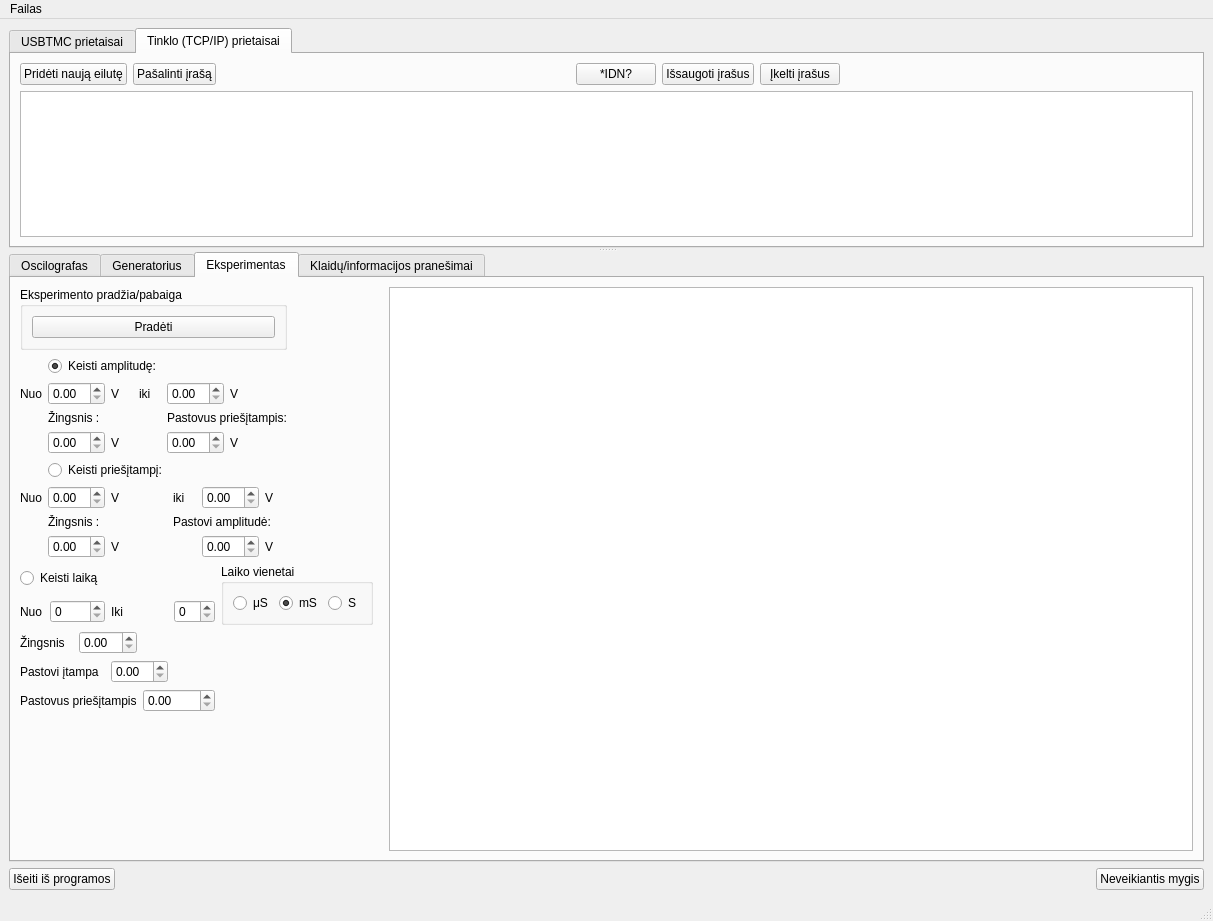
Old version of the form UIfiles/GUIThread.ui in the repository userIsTaken/TryUSB.
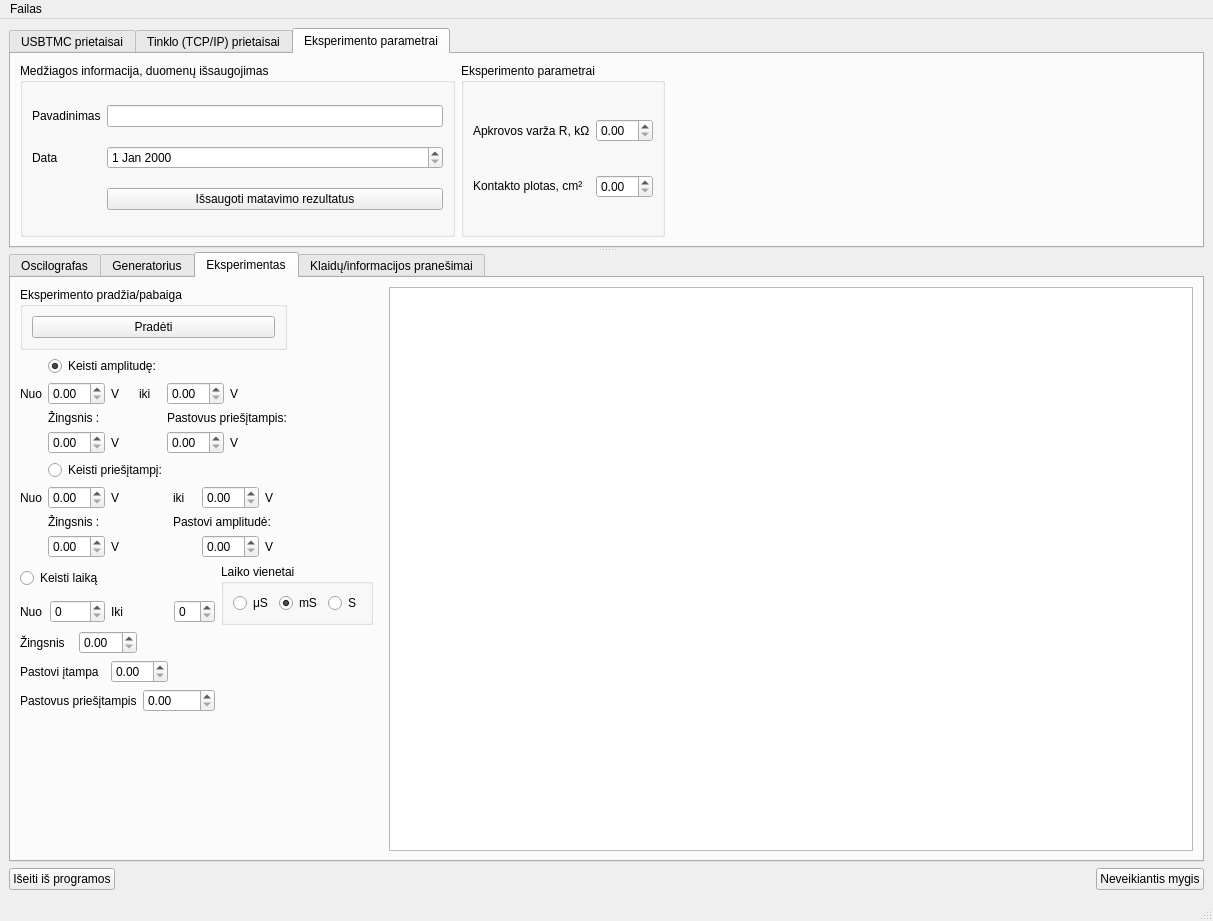
New version of the form. Icons and pictures are not drawn. Custom widgets are drawn as their Qt base class.

Commit message: GUI for parameter sweep

Patch:
```diff
--- a/UIfiles/GUIThread.ui
+++ b/UIfiles/GUIThread.ui
@@ -67,7 +67,7 @@
         </size>
        </property>
        <property name="currentIndex">
-        <number>1</number>
+        <number>2</number>
        </property>
        <widget class="QWidget" name="usbtmcTab">
         <attribute name="title">
@@ -316,6 +316,91 @@
          </item>
         </layout>
        </widget>
+       <widget class="QWidget" name="experimentParametersTabPage">
+        <attribute name="title">
+         <string>Eksperimento parametrai</string>
+        </attribute>
+        <layout class="QGridLayout" name="gridLayout_28">
+         <item row="0" column="0">
+          <widget class="QGroupBox" name="groupBox_7">
+           <property name="title">
+            <string>Medžiagos informacija, duomenų išsaugojimas</string>
+           </property>
+           <layout class="QGridLayout" name="gridLayout_26">
+            <item row="0" column="0">
+             <widget class="QLabel" name="label_28">
+              <property name="text">
+               <string>Pavadinimas</string>
+              </property>
+             </widget>
+            </item>
+            <item row="0" column="1">
+             <widget class="QLineEdit" name="lineEdit"/>
+            </item>
+            <item row="1" column="0">
+             <widget class="QLabel" name="label_29">
+              <property name="text">
+               <string>Data</string>
+              </property>
+             </widget>
+            </item>
+            <item row="1" column="1">
+             <widget class="QDateEdit" name="dateEdit"/>
+            </item>
+            <item row="2" column="1">
+             <widget class="QPushButton" name="pushButton">
+              <property name="text">
+               <string>Išsaugoti matavimo rezultatus</string>
+              </property>
+             </widget>
+            </item>
+           </layout>
+          </widget>
+         </item>
+         <item row="0" column="1">
+          <widget class="QGroupBox" name="groupBox_8">
+           <property name="title">
+            <string>Eksperimento parametrai</string>
+           </property>
+           <layout class="QGridLayout" name="gridLayout_27">
+            <item row="0" column="0">
+             <widget class="QLabel" name="label_30">
+              <property name="text">
+               <string>Apkrovos varža R, kΩ</string>
+              </property>
+             </widget>
+            </item>
+            <item row="0" column="1">
+             <widget class="QDoubleSpinBox" name="doubleSpinBox_12"/>
+            </item>
+            <item row="1" column="0">
+             <widget class="QLabel" name="label_31">
+              <property name="text">
+               <string>&lt;html&gt;&lt;head/&gt;&lt;body&gt;&lt;p&gt;Kontakto plotas, cm²&lt;/p&gt;&lt;/body&gt;&lt;/html&gt;</string>
+              </property>
+             </widget>
+            </item>
+            <item row="1" column="1">
+             <widget class="QDoubleSpinBox" name="doubleSpinBox_13"/>
+            </item>
+           </layout>
+          </widget>
+         </item>
+         <item row="0" column="2">
+          <spacer name="horizontalSpacer_14">
+           <property name="orientation">
+            <enum>Qt::Horizontal</enum>
+           </property>
+           <property name="sizeHint" stdset="0">
+            <size>
+             <width>528</width>
+             <height>20</height>
+            </size>
+           </property>
+          </spacer>
+         </item>
+        </layout>
+       </widget>
       </widget>
       <widget class="QTabWidget" name="tabWidget">
        <property name="sizePolicy">
```
The commit also changes 1 other file.
